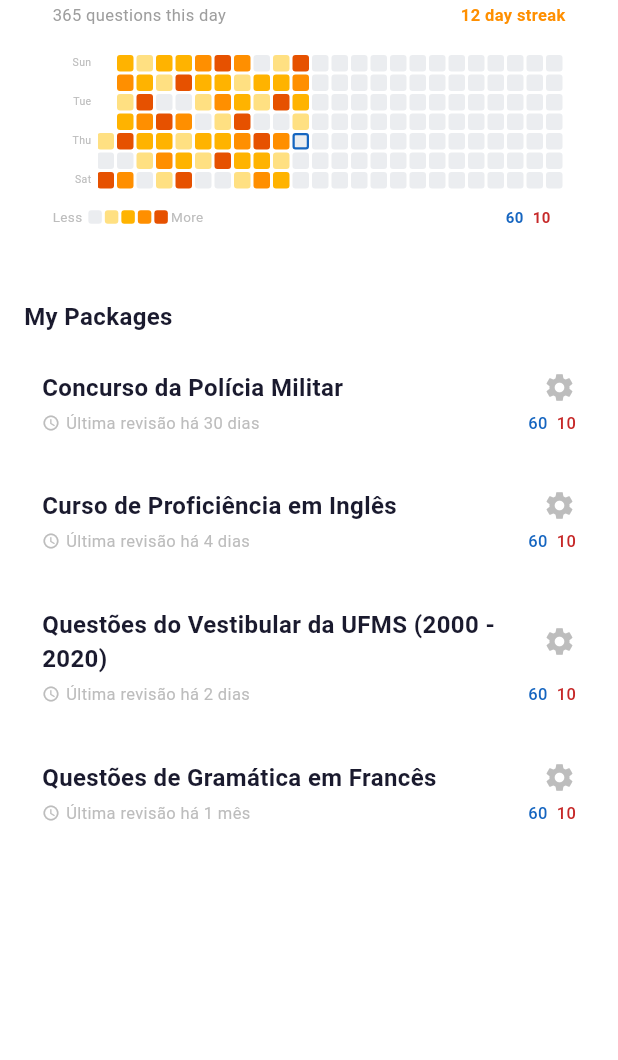
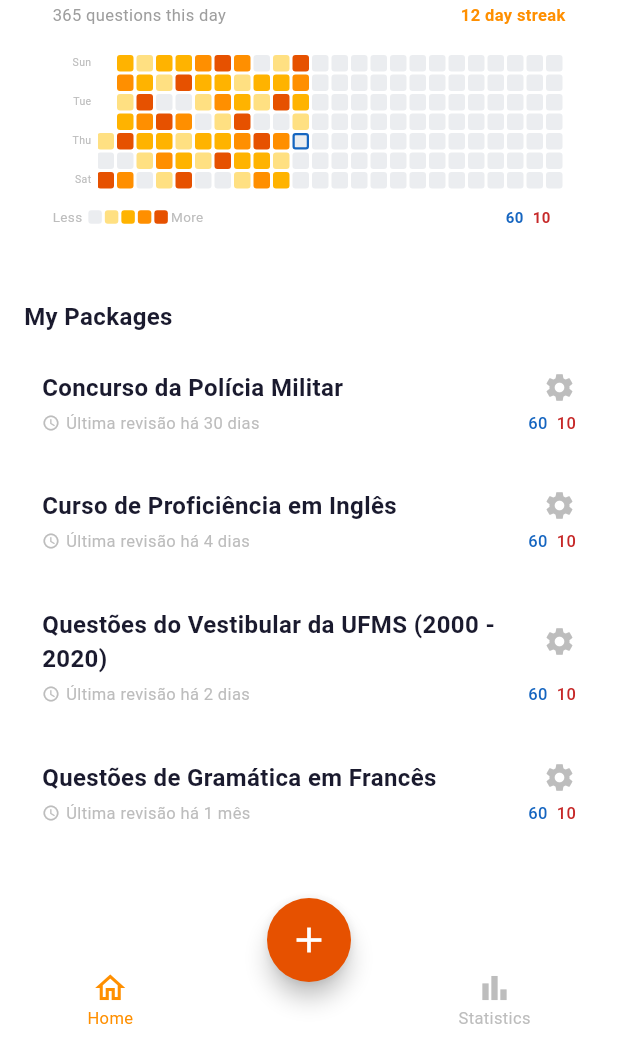
Before and after one commit to davy-bitencourt/sysyphus-learning-app, a Flutter app: the screen it shows after launch, on a phone screen of 412 x 824 dp, the part 176-1236 px from its top. Run offline on Flutter 3.47's test engine with Material 3 defaults, Android fonts, the phone set to English and light mode, and no system bars.

Commit message:
fix: FAB

```diff
--- a/lib/screens/home.dart
+++ b/lib/screens/home.dart
@@ -1,11 +1,8 @@
 import 'package:flutter/material.dart';
 
 import '../widgets/heatmap_card.dart';
-import '../widgets/bottom_nav.dart';
 import '../widgets/main_scaffold.dart';
-
 import '../styles/text_styles.dart';
-
 import 'statistic_screen.dart';
 
 class Home extends StatefulWidget {
@@ -17,13 +14,20 @@ class Home extends StatefulWidget {
 
 class _HomeState extends State<Home> {
   int _currentIndex = 0;
+  final PageController _pageController = PageController();
 
   final List<Map<String, String>> _decks = [
-    {'title': 'Concurso da Polícia Militar', 'lastReview': 'Última revisão há 30 dias'},
-    {'title': 'Curso de Proficiência em Inglês', 'lastReview': 'Última revisão há 4 dias'},
+    {'title': 'Concurso da Polícia Militar',                  'lastReview': 'Última revisão há 30 dias'},
+    {'title': 'Curso de Proficiência em Inglês',              'lastReview': 'Última revisão há 4 dias'},
     {'title': 'Questões do Vestibular da UFMS (2000 - 2020)', 'lastReview': 'Última revisão há 2 dias'},
-    {'title': 'Questões de Gramática em Francês', 'lastReview': 'Última revisão há 1 mês'},
+    {'title': 'Questões de Gramática em Francês',             'lastReview': 'Última revisão há 1 mês'},
   ];
+
+  @override
+  void dispose() {
+    _pageController.dispose();
+    super.dispose();
+  }
 
   Map<DateTime, int> _buildActivityMap() {
     final map = <DateTime, int>{};
@@ -36,31 +40,25 @@ class _HomeState extends State<Home> {
     return map;
   }
 
-  static bool _isDesktop(BuildContext ctx) =>
-      MediaQuery.of(ctx).size.width >= 600;
-
-  //Build principal
   @override
   Widget build(BuildContext context) {
-    final size = MediaQuery.of(context).size;
-    print(" W:${size.width} | H:${size.height}");
-
-    final desktop = _isDesktop(context);
     return MainScaffold(
-      title: "Home",
-      body: IndexedStack(
-        index: _currentIndex, // vem do BottomNav
+      title: 'Home',
+      currentIndex: _currentIndex,
+      onTap: (i) => _pageController.animateToPage(
+        i,
+        duration: const Duration(milliseconds: 300),
+        curve: Curves.easeInOut,
+      ),
+      onStatisticsTap: () => _pageController.animateToPage(1, duration: const Duration(milliseconds: 300), curve: Curves.easeInOut),
+      body: PageView(
+        controller: _pageController,
+        onPageChanged: (i) => setState(() => _currentIndex = i),
         children: [
-          desktop ? _buildDesktopBody() : _buildMobileBody(),
+          _buildMobileBody(),
           const StatisticsScreen(),
         ],
       ),
-      bottomNavigationBar: desktop ? null : BottomNav(
-        currentIndex: _currentIndex,
-        onTap: (i) => setState(() => _currentIndex = i),
-      ),
-      floatingActionButton: desktop ? null : _buildFAB(),
-      floatingActionButtonLocation: FloatingActionButtonLocation.centerDocked,
     );
   }
 
@@ -82,20 +80,6 @@ class _HomeState extends State<Home> {
     );
   }
 
-  Widget _buildDesktopButton(String title){
-    return ElevatedButton.icon(
-              onPressed: () {},
-              label: Text(title),
-              style: ElevatedButton.styleFrom(
-                backgroundColor: const Color(0xFFE65100),
-                foregroundColor: Colors.white,
-                shape: RoundedRectangleBorder(
-                  borderRadius: BorderRadius.circular(15)),
-                padding: const EdgeInsets.symmetric(vertical: 14, horizontal: 20),
-              ),
-            );
-  }
-
   Widget _buildDesktopBody() {
     return Column(
       children: [
@@ -105,18 +89,14 @@ class _HomeState extends State<Home> {
             child: Column(
               crossAxisAlignment: CrossAxisAlignment.start,
               children: [
-              // _sectionLabel('My Latest Review'),
                 const SizedBox(height: 10),
                 HeatmapCard(activityMap: _buildActivityMap()),
                 const SizedBox(height: 24),
-              // const SizedBox(height: 12),
                 _buildDeckTable(),
               ],
             ),
           ),
         ),
-
-      // Footer
         Container(
           color: Colors.white,
           padding: const EdgeInsets.symmetric(horizontal: 24, vertical: 12),
@@ -135,10 +115,25 @@ class _HomeState extends State<Home> {
     );
   }
 
+  Widget _buildDesktopButton(String title) {
+    return ElevatedButton.icon(
+      onPressed: () {},
+      label: Text(title),
+      style: ElevatedButton.styleFrom(
+        backgroundColor: const Color(0xFFE65100),
+        foregroundColor: Colors.white,
+        shape: RoundedRectangleBorder(borderRadius: BorderRadius.circular(15)),
+        padding: const EdgeInsets.symmetric(vertical: 14, horizontal: 20),
+      ),
+    );
+  }
+
   Widget _sectionLabel(String text) => Text(text,
     style: const TextStyle(fontSize: 16, fontWeight: FontWeight.bold,
       color: Color(0xFF1A1A2E)));
-  Widget _buildDeckList() => Column(children: _decks.map(_buildDeckCard).toList());
+
+  Widget _buildDeckList() =>
+      Column(children: _decks.map(_buildDeckCard).toList());
 
   Widget _buildDeckCard(Map<String, String> deck) {
     return Container(
@@ -147,18 +142,11 @@ class _HomeState extends State<Home> {
       child: Row(children: [
         Expanded(
           child: Column(crossAxisAlignment: CrossAxisAlignment.start, children: [
-
             Row(mainAxisAlignment: MainAxisAlignment.spaceBetween, children: [
-                Flexible(
-                  child: Text(deck['title']!, style: mediumText),
-                ),
-
+              Flexible(child: Text(deck['title']!, style: mediumText)),
               Icon(Icons.settings, color: Colors.grey[400], size: 22),
-             ],
-            ),
-
+            ]),
             const SizedBox(height: 4),
-
             Row(mainAxisAlignment: MainAxisAlignment.spaceBetween, children: [
               Row(children: [
                 Icon(Icons.access_time, size: 12, color: Colors.grey[400]),
@@ -166,13 +154,11 @@ class _HomeState extends State<Home> {
                 Text(deck['lastReview']!,
                   style: TextStyle(fontSize: 11, color: Colors.grey[400])),
               ]),
-
               Wrap(spacing: 6, children: [
                 _buildTag('60', const Color(0xFF1565C0)),
                 _buildTag('10', const Color(0xFFC62828)),
               ]),
-            ],)
-
+            ]),
           ]),
         ),
       ]),
@@ -194,10 +180,10 @@ Widget _buildDeckTable() {
           ),
           child: Table(
             columnWidths: const {
-            0: FlexColumnWidth(),   // título — ocupa o resto
-            1: FixedColumnWidth(100), // Novo
-            2: FixedColumnWidth(100), // Reforço
-            3: FixedColumnWidth(40), // engrenagem
+              0: FlexColumnWidth(),
+              1: FixedColumnWidth(100),
+              2: FixedColumnWidth(100),
+              3: FixedColumnWidth(40),
             },
             children: [
               TableRow(
@@ -229,7 +215,6 @@ Widget _buildDeckTable() {
                         padding: EdgeInsets.zero,
                         constraints: const BoxConstraints(),
                       ),
-
                     ),
                   ],
                 );
@@ -257,18 +242,9 @@ Widget _tableCell(String text, Color color, {
         )),
     );
   }
-  // Widgets pequenos
+
   Widget _buildTag(String cont, Color color) {
     return Text(cont,
       style: TextStyle(fontSize: 11, color: color, fontWeight: FontWeight.w500));
   }
-
-  Widget _buildFAB() {
-    return FloatingActionButton(
-      onPressed: () {},
-      backgroundColor: const Color(0xFFE65100),
-      shape: const CircleBorder(),
-      child: const Icon(Icons.add, color: Colors.white, size: 28),
-    );
 }
-}
--- a/lib/screens/statistic_screen.dart
+++ b/lib/screens/statistic_screen.dart
@@ -1,14 +1,11 @@
 import 'package:flutter/material.dart';
-import '../widgets/main_scaffold.dart';
 
 class StatisticsScreen extends StatelessWidget {
   const StatisticsScreen({super.key});
 
   @override
   Widget build(BuildContext context) {
-    return MainScaffold(
-      title: "Statistics",
-      body: const Center(
+    return const Center(
       child: Column(
         mainAxisAlignment: MainAxisAlignment.center,
         children: [
@@ -22,7 +19,6 @@ class StatisticsScreen extends StatelessWidget {
             style: TextStyle(fontSize: 13, color: Colors.grey)),
         ],
       ),
-      ),
     );
   }
 }
--- a/lib/widgets/main_scaffold.dart
+++ b/lib/widgets/main_scaffold.dart
@@ -3,25 +3,41 @@ import 'package:flutter/material.dart';
 import '../styles/text_styles.dart';
 
 import '../screens/setting_screen.dart';
-import '../screens/statistic_screen.dart';
 import '../screens/home.dart';
 
-class MainScaffold extends StatelessWidget implements PreferredSizeWidget {
+class MainScaffold extends StatelessWidget {
   final String title;
   final Widget body;
-  final Widget? bottomNavigationBar;
-  final Widget? floatingActionButton;
-  final FloatingActionButtonLocation? floatingActionButtonLocation;
+  final int currentIndex;        // ← adiciona
+  final ValueChanged<int>? onTap; // ← adiciona
+  final VoidCallback? onStatisticsTap;
 
   const MainScaffold({
     super.key,
     required this.title,
     required this.body,
-    this.bottomNavigationBar,
-    this.floatingActionButton,
-    this.floatingActionButtonLocation
+    this.currentIndex = 0,
+    this.onTap,
+    this.onStatisticsTap
     });
 
+
+  Widget _buildNavItem(IconData icon, String label, int index) {
+    final isActive = currentIndex == index;
+    return GestureDetector(
+      onTap: () => onTap?.call(index),
+      child: Column(
+        mainAxisAlignment: MainAxisAlignment.center,
+        children: [
+          Icon(icon,
+            color: isActive ? const Color(0xFFFF8F00) : Colors.grey[400], size: 24),
+          Text(label,
+            style: TextStyle(fontSize: 11,
+              color: isActive ? const Color(0xFFFF8F00) : Colors.grey[400])),
+        ],
+      ),
+    );
+  }
 
   Widget _drawerItem(BuildContext context, IconData icon, String label, {
     bool active = false,
@@ -53,7 +69,6 @@ class MainScaffold extends StatelessWidget implements PreferredSizeWidget {
           mainAxisAlignment: MainAxisAlignment.spaceBetween,
           children: [
             Row(children: [
-
               Builder(
                 builder: (ctx) => IconButton(
                   icon: const Icon(Icons.menu, color: Color(0xFF555555)),
@@ -89,8 +104,7 @@ class MainScaffold extends StatelessWidget implements PreferredSizeWidget {
 
                 _drawerItem(context, Icons.bar_chart, 'Statistics', onTap: () {
                   Navigator.pop(context);
-                  Navigator.push(context, MaterialPageRoute(builder: (_) => const StatisticsScreen()));
-
+                  onStatisticsTap?.call();
                 }),
 
                 const Divider(color: Color(0xFFE0E0E0), thickness: 1, indent: 16, endIndent: 16),
@@ -107,10 +121,30 @@ class MainScaffold extends StatelessWidget implements PreferredSizeWidget {
           ),
       ),
       body: body,
+      bottomNavigationBar: BottomAppBar(
+        shape: const CircularNotchedRectangle(),
+        notchMargin: 8,
+        color: Colors.white,
+        elevation: 8,
+        child: SizedBox(
+          height: 60,
+          child: Row(
+            mainAxisAlignment: MainAxisAlignment.spaceAround,
+            children: [
+              _buildNavItem(Icons.home_outlined, 'Home', 0),
+              const SizedBox(width: 48),
+              _buildNavItem(Icons.bar_chart_outlined, 'Statistics', 1),
+            ],
+          ),
+        ),
+      ),
+      floatingActionButton: FloatingActionButton(
+        onPressed: () {},
+        backgroundColor: const Color(0xFFE65100),
+        shape: const CircleBorder(),
+        child: const Icon(Icons.add, color: Colors.white, size: 28),
+      ),
+      floatingActionButtonLocation: FloatingActionButtonLocation.centerDocked,
     );
 }
-
-
-  @override
-  Size get preferredSize => const Size.fromHeight(kToolbarHeight);
 }
```
Also changed, not shown: lib/widgets/bottom_nav.dart (deleted, +0 -46 lines). Lines whose indentation alone changed are shown as unchanged.
